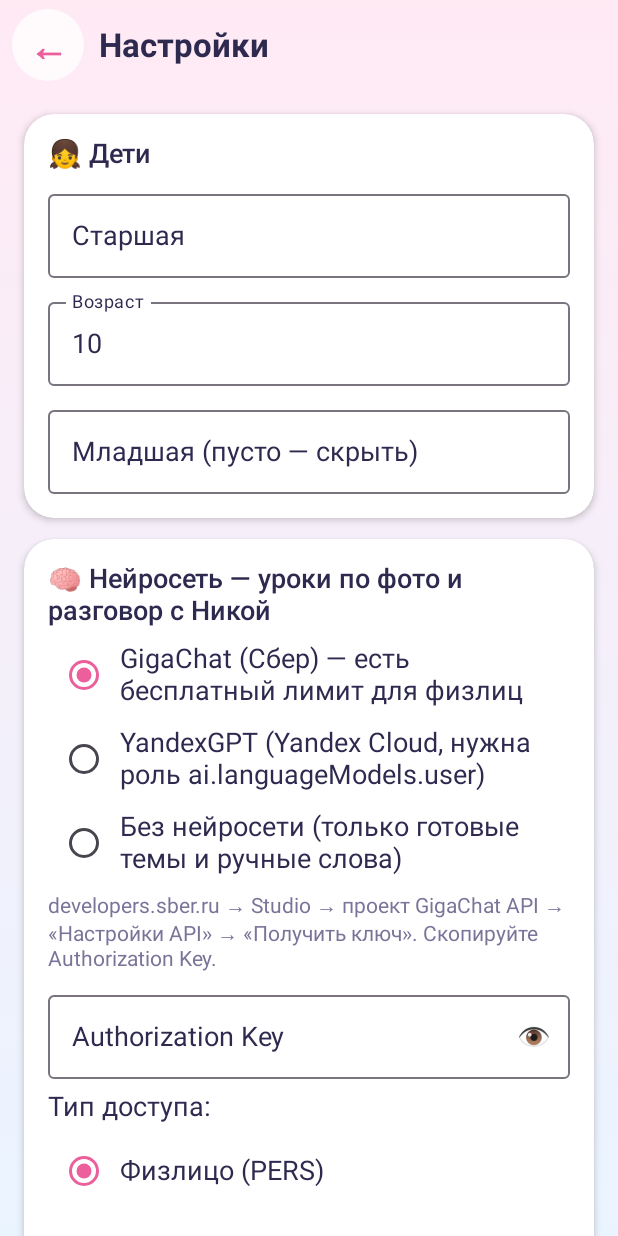
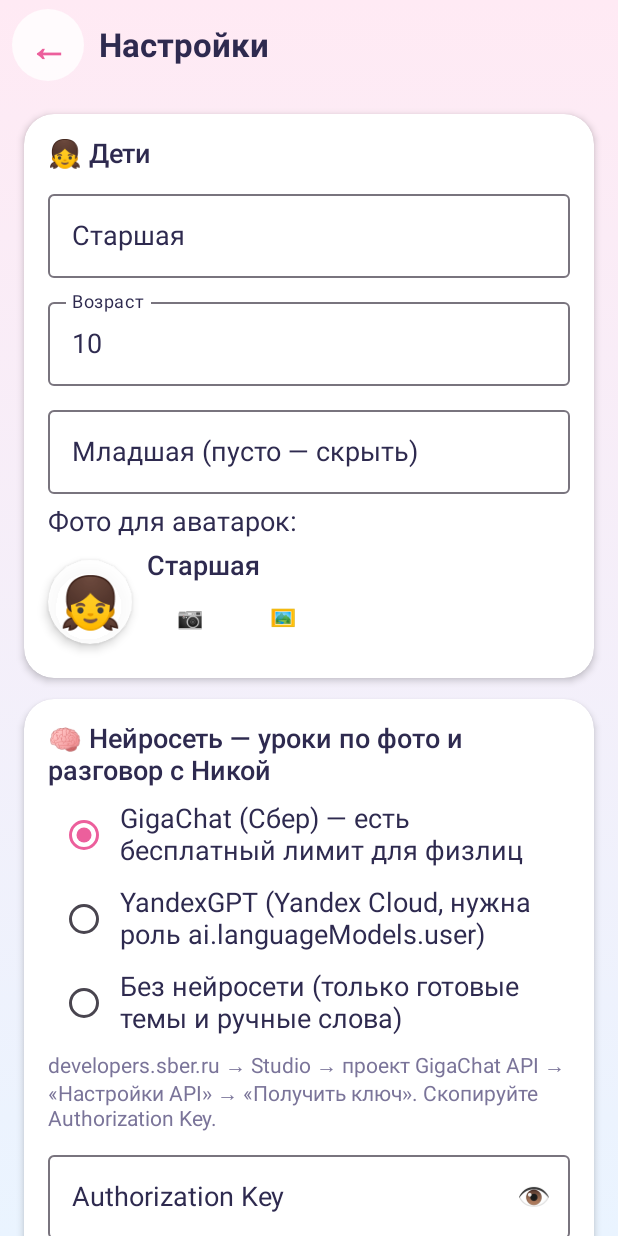
Before and after one commit to Udavkaa-ai/childish, an Android app built with Jetpack Compose: the composable SettingsScreen shown on its own in the app's theme, on a phone screen of 412 x 824 dp. Run offline under Robolectric (Android 15) with nearby library versions, the phone set to English and light mode, and no system bars.

Commit message:
Фото детей на аватарках
В настройках («Дети») можно сделать фото камерой или выбрать из галереи — оно
обрезается в круг и показывается на выборе профиля и вверху экранов детей.
Значок младшей по умолчанию — девочка.

Co-Authored-By: Claude Opus 5.5 <noreply@anthropic.com>
Claude-Session: https://claude.ai/code/session_01NWeu5SNEfBe46DwUsP8qni

```diff
--- a/app/src/main/java/ru/sovushka/app/data/Settings.kt
+++ b/app/src/main/java/ru/sovushka/app/data/Settings.kt
@@ -37,6 +37,8 @@ data class Prefs(
     val pitchRu: Float = 1.08f,
     val meshToken: String = "",
     val meshStudentId: Long = -1,
+    /** Меняется при смене фото детей — чтобы экраны перечитали аватарки. */
+    val avatarStamp: Long = 0,
 ) {
     companion object {
         const val PROVIDER_NONE = "none"
@@ -83,6 +85,7 @@ class Settings(context: Context) {
             pitchRu = sp.getFloat("pitchRu", d.pitchRu),
             meshToken = sp.getString("meshToken", d.meshToken)!!,
             meshStudentId = sp.getLong("meshStudentId", d.meshStudentId),
+            avatarStamp = sp.getLong("avatarStamp", d.avatarStamp),
         )
     }
 
@@ -101,6 +104,7 @@ class Settings(context: Context) {
             .putFloat("yaSpeed", p.yaSpeed).putFloat("yaPitch", p.yaPitch)
             .putFloat("pitchEn", p.pitchEn).putFloat("pitchRu", p.pitchRu)
             .putString("meshToken", p.meshToken).putLong("meshStudentId", p.meshStudentId)
+            .putLong("avatarStamp", p.avatarStamp)
             .apply()
         _prefs.value = p
     }
--- a/app/src/main/java/ru/sovushka/app/ui/Components.kt
+++ b/app/src/main/java/ru/sovushka/app/ui/Components.kt
@@ -5,6 +5,8 @@ import androidx.compose.animation.core.animateFloat
 import androidx.compose.animation.core.infiniteRepeatable
 import androidx.compose.animation.core.rememberInfiniteTransition
 import androidx.compose.animation.core.tween
+import android.graphics.BitmapFactory
+import androidx.compose.foundation.Image
 import androidx.compose.foundation.background
 import androidx.compose.foundation.border
 import androidx.compose.foundation.clickable
@@ -13,6 +15,7 @@ import androidx.compose.foundation.layout.Box
 import androidx.compose.foundation.layout.Column
 import androidx.compose.foundation.layout.Row
 import androidx.compose.foundation.layout.Spacer
+import androidx.compose.foundation.layout.fillMaxSize
 import androidx.compose.foundation.layout.fillMaxWidth
 import androidx.compose.foundation.layout.height
 import androidx.compose.foundation.layout.padding
@@ -25,7 +28,9 @@ import androidx.compose.foundation.shape.RoundedCornerShape
 import androidx.compose.material3.MaterialTheme
 import androidx.compose.material3.Text
 import androidx.compose.runtime.Composable
+import androidx.compose.runtime.collectAsState
 import androidx.compose.runtime.getValue
+import androidx.compose.runtime.produceState
 import androidx.compose.ui.Alignment
 import androidx.compose.ui.Modifier
 import androidx.compose.ui.draw.clip
@@ -33,11 +38,17 @@ import androidx.compose.ui.draw.scale
 import androidx.compose.ui.draw.shadow
 import androidx.compose.ui.graphics.Brush
 import androidx.compose.ui.graphics.Color
+import androidx.compose.ui.graphics.asImageBitmap
+import androidx.compose.ui.layout.ContentScale
+import androidx.compose.ui.platform.LocalContext
 import androidx.compose.ui.text.font.FontWeight
 import androidx.compose.ui.text.style.TextAlign
 import androidx.compose.ui.unit.Dp
 import androidx.compose.ui.unit.dp
 import androidx.compose.ui.unit.sp
+import kotlinx.coroutines.Dispatchers
+import kotlinx.coroutines.withContext
+import ru.sovushka.app.graph
 
 /** Большая градиентная кнопка с эмодзи — основной элемент навигации. */
 @Composable
@@ -194,3 +205,27 @@ fun SoundButton(onClick: () -> Unit, slow: Boolean = false) {
 fun Hint(text: String, modifier: Modifier = Modifier) {
     Text(text, modifier = modifier.widthIn(max = 600.dp), color = Palette.Muted, fontSize = 14.sp)
 }
+
+/** Аватарка ребёнка: фото в кружке, а если фото нет — эмодзи. */
+@Composable
+fun KidAvatar(older: Boolean, emoji: String, size: Dp, modifier: Modifier = Modifier) {
+    val g = LocalContext.current.graph
+    val prefs by g.settings.prefs.collectAsState()
+    val bmp by produceState<android.graphics.Bitmap?>(null, older, prefs.avatarStamp) {
+        value = withContext(Dispatchers.IO) {
+            val f = g.avatarFile(older)
+            if (f.exists()) BitmapFactory.decodeFile(f.path) else null
+        }
+    }
+    Box(
+        modifier.size(size).shadow(4.dp, CircleShape).clip(CircleShape).background(Color.White.copy(alpha = 0.9f)),
+        contentAlignment = Alignment.Center,
+    ) {
+        val b = bmp
+        if (b != null) {
+            Image(b.asImageBitmap(), null, Modifier.fillMaxSize(), contentScale = ContentScale.Crop)
+        } else {
+            Text(emoji, fontSize = (size.value * 0.6f).sp)
+        }
+    }
+}
--- a/app/src/main/java/ru/sovushka/app/ui/SettingsScreen.kt
+++ b/app/src/main/java/ru/sovushka/app/ui/SettingsScreen.kt
@@ -142,6 +142,9 @@ fun SettingsScreen(vm: AppViewModel) {
                     OutlinedTextField(p.olderAge.toString(), { v -> v.filter(Char::isDigit).take(2).toIntOrNull()?.let { a -> set { it.copy(olderAge = a) } } },
                         label = { Text("Возраст") }, singleLine = true, keyboardOptions = KeyboardOptions(keyboardType = KeyboardType.Number), modifier = Modifier.fillMaxWidth())
                     OutlinedTextField(p.youngerName, { v -> set { it.copy(youngerName = v) } }, label = { Text("Младшая (пусто — скрыть)") }, singleLine = true, modifier = Modifier.fillMaxWidth())
+                    Text("Фото для аватарок:")
+                    AvatarPicker(true, p.olderName.ifBlank { "Старшая" })
+                    if (p.youngerName.isNotBlank()) AvatarPicker(false, p.youngerName)
                 }
 
                 Section("🧠 Нейросеть — уроки по фото и разговор с Никой") {
@@ -271,6 +274,46 @@ fun SettingsScreen(vm: AppViewModel) {
     }
 }
 
+/** Фото ребёнка: камера или галерея, обрезается в квадрат по центру. */
+@Composable
+private fun AvatarPicker(older: Boolean, name: String) {
+    val ctx = LocalContext.current
+    val g = ctx.graph
+    val scope = rememberCoroutineScope()
+    var pending by remember { mutableStateOf<android.net.Uri?>(null) }
+    var error by remember { mutableStateOf<String?>(null) }
+    fun apply(uri: android.net.Uri) = scope.launch {
+        error = runCatching { g.setAvatar(older, uri) }.exceptionOrNull()?.let { "Не получилось: ${it.message}" }
+    }
+    val camera = rememberLauncherForActivityResult(ActivityResultContracts.TakePicture()) { ok ->
+        val u = pending
+        if (ok && u != null) apply(u)
+    }
+    val gallery = rememberLauncherForActivityResult(ActivityResultContracts.PickVisualMedia()) { u -> if (u != null) apply(u) }
+    Row(verticalAlignment = Alignment.CenterVertically, horizontalArrangement = Arrangement.spacedBy(10.dp)) {
+        KidAvatar(older, "👧", 56.dp)
+        Column(Modifier.weight(1f)) {
+            Text(name, fontWeight = FontWeight.SemiBold)
+            Row(horizontalArrangement = Arrangement.spacedBy(4.dp)) {
+                TextButton(onClick = {
+                    val dir = java.io.File(ctx.cacheDir, "camera").apply { mkdirs() }
+                    val f = java.io.File(dir, "avatar-${System.currentTimeMillis()}.jpg")
+                    val u = androidx.core.content.FileProvider.getUriForFile(ctx, ctx.packageName + ".files", f)
+                    pending = u
+                    camera.launch(u)
+                }) { Text("📷") }
+                TextButton(onClick = {
+                    gallery.launch(androidx.activity.result.PickVisualMediaRequest(ActivityResultContracts.PickVisualMedia.ImageOnly))
+                }) { Text("🖼") }
+                val stamp = g.settings.prefs.collectAsState().value.avatarStamp
+                val hasPhoto = remember(stamp) { g.avatarFile(older).exists() }
+                if (hasPhoto) TextButton(onClick = { g.removeAvatar(older) }) { Text("Убрать") }
+            }
+            error?.let { Text(it, color = Palette.Bad, fontSize = 13.sp) }
+        }
+    }
+}
+
 /** Выбор голоса Ники с прослушиванием. Выбор сохраняется сразу. */
 @Composable
 private fun VoicePicker(lang: SpeechText.Lang, onClose: () -> Unit) {
--- a/app/src/main/java/ru/sovushka/app/ui/YoungerScreens.kt
+++ b/app/src/main/java/ru/sovushka/app/ui/YoungerScreens.kt
@@ -76,6 +76,7 @@ fun YoungerHomeScreen(vm: AppViewModel) {
     GradientScreen {
         Column(Modifier.fillMaxSize()) {
             TopBar("", onBack = { vm.back() }) {
+                KidAvatar(false, "👧", 44.dp, Modifier.padding(end = 10.dp))
                 Text("⭐ ${data.younger.stars}", fontSize = 26.sp, fontWeight = FontWeight.Bold, color = Palette.Ink, modifier = Modifier.padding(end = 12.dp))
             }
             Row(Modifier.fillMaxWidth().clickable { g.speaker.speak("Привет, ${prefs.youngerName}! Нажми на картинку!") }, horizontalArrangement = Arrangement.Center) {
```
Also changed, not shown: app/src/main/java/ru/sovushka/app/SovushkaApp.kt (+13 -0 lines), app/src/main/java/ru/sovushka/app/ocr/PageReader.kt (+28 -0 lines), app/src/main/java/ru/sovushka/app/ui/HomeScreens.kt (+5 -4 lines).
